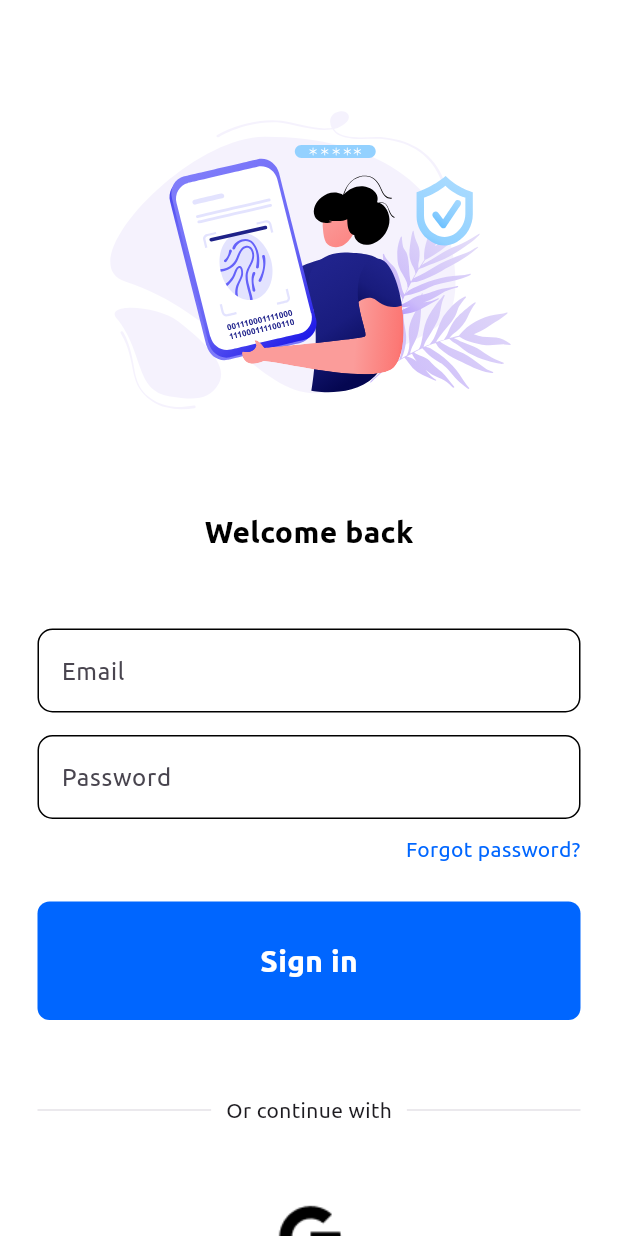
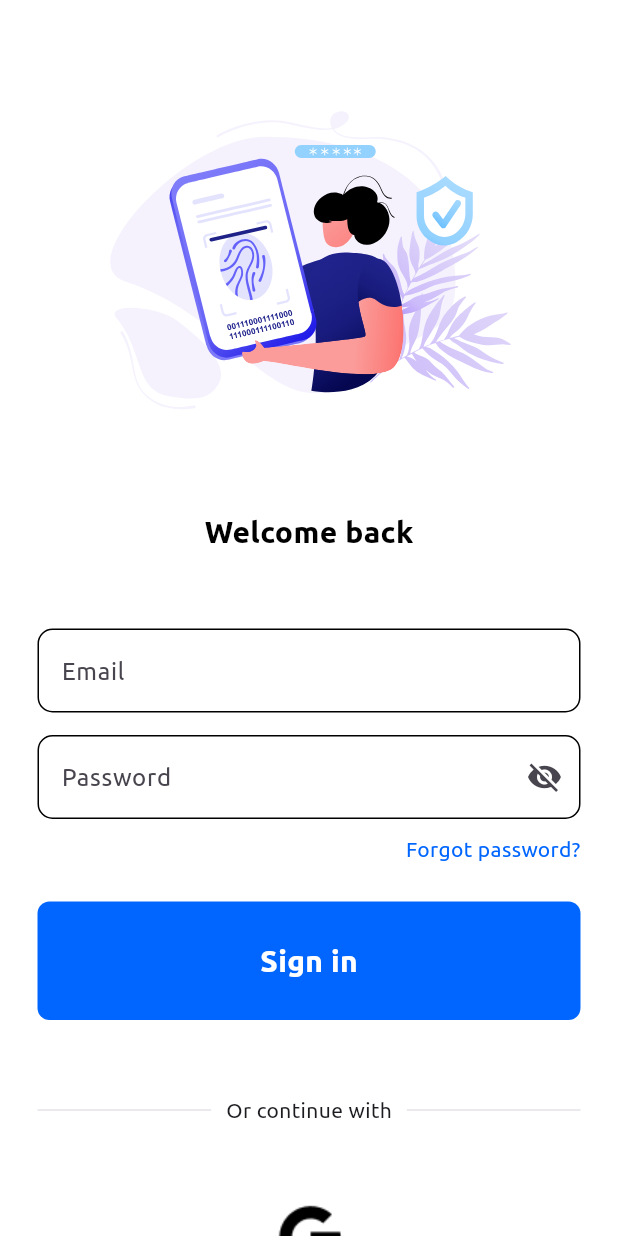
Before and after one commit to a-dwaith/SoundSee_for_deaf_parents, a Flutter app: the screen it shows after launch, on a phone screen of 412 x 824 dp. Run offline on Flutter 3.47's test engine with Material 3 defaults, Android fonts, the phone set to English and light mode, and no system bars; our stand-ins replace awesome_notifications, cloud_firestore, firebase_auth, firebase_core, flutter_native_splash, hexcolor and 2 more; missing offline and left inert: flutter_email_sender, flutter_vibrate, tflite_audio; accounts and stored records are empty; project files that could hold a hidden picture were left out.

Commit message:
final commit

```diff
--- a/lib/pages/authentication/login_page.dart
+++ b/lib/pages/authentication/login_page.dart
@@ -14,6 +14,7 @@ class LogInPage extends StatefulWidget {
 }
 
 class _LogInPageState extends State<LogInPage> {
+  bool _obscureText = true;
   final emailController = TextEditingController();
   final passwordController = TextEditingController();
 
@@ -108,10 +109,45 @@ class _LogInPageState extends State<LogInPage> {
 
                 // Password Text box
 
-                MyTextfield(
-                  controller: passwordController,
-                  hintText: "Password",
-                  obscureText: true,
+                Padding(
+                  padding: const EdgeInsets.symmetric(horizontal: 25.0),
+                  child: TextFormField(
+                    controller: passwordController,
+                    obscureText: _obscureText,
+                    decoration: InputDecoration(
+                      // Border color at the time of seeing
+                      enabledBorder: const OutlineInputBorder(
+                        borderSide: BorderSide(color: Colors.black),
+                        borderRadius: BorderRadius.all(
+                          Radius.circular(10),
+                        ),
+                      ),
+                      // Border color at the time of focused
+                      focusedBorder: OutlineInputBorder(
+                        borderSide: BorderSide(color: HexColor("#0066FF")),
+                        borderRadius: const BorderRadius.all(
+                          Radius.circular(10),
+                        ),
+                      ),
+                      // fillColor: Colors.grey,
+                      // filled: true,
+                      labelText: "Password",
+                      suffixIcon: IconButton(
+                        icon: Icon(
+                          _obscureText
+                              ? Icons.visibility_off
+                              : Icons.visibility,
+                        ),
+                        onPressed: () {
+                          setState(
+                            () {
+                              _obscureText = !_obscureText;
+                            },
+                          );
+                        },
+                      ),
+                    ),
+                  ),
                 ),
 
                 const SizedBox(height: 10),
```
Also changed, not shown: lib/main.dart (+19 -1 lines), lib/pages/authentication/signup_page.dart (+33 -0 lines), lib/pages/user_page/homepage.dart (+29 -4 lines), lib/pages/user_page/notification_history.dart (+8 -7 lines), lib/pages/user_page/update_profile.dart (+43 -35 lines), pubspec.yaml (+11 -4 lines), pubspec.lock, 50 other files.
